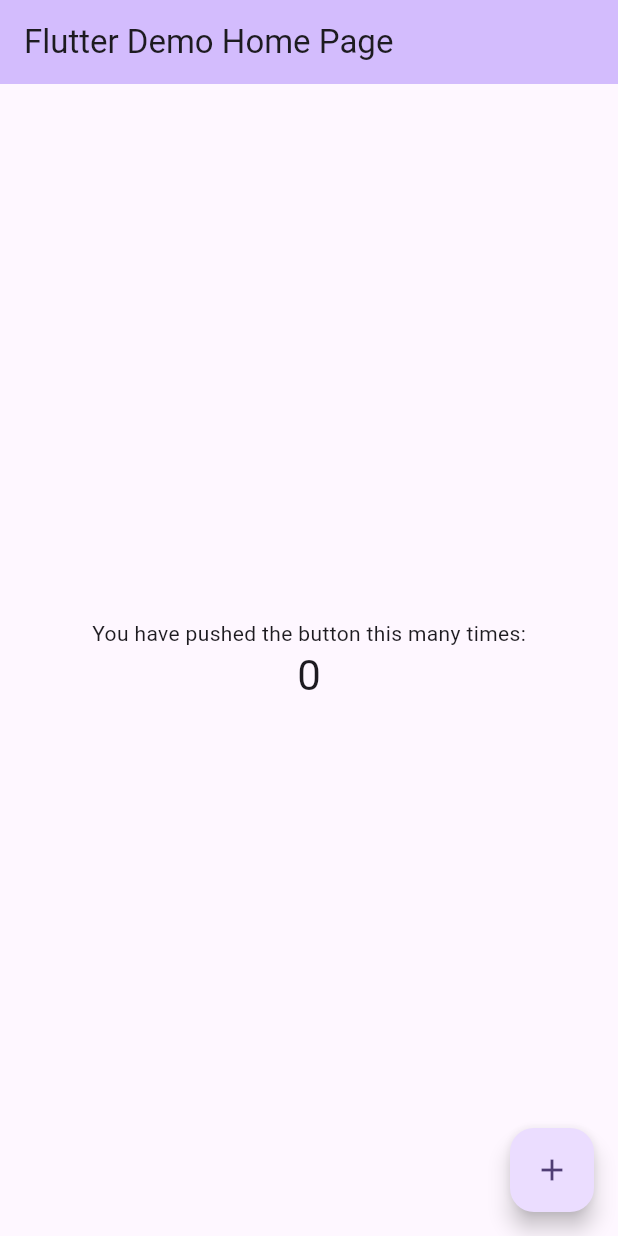
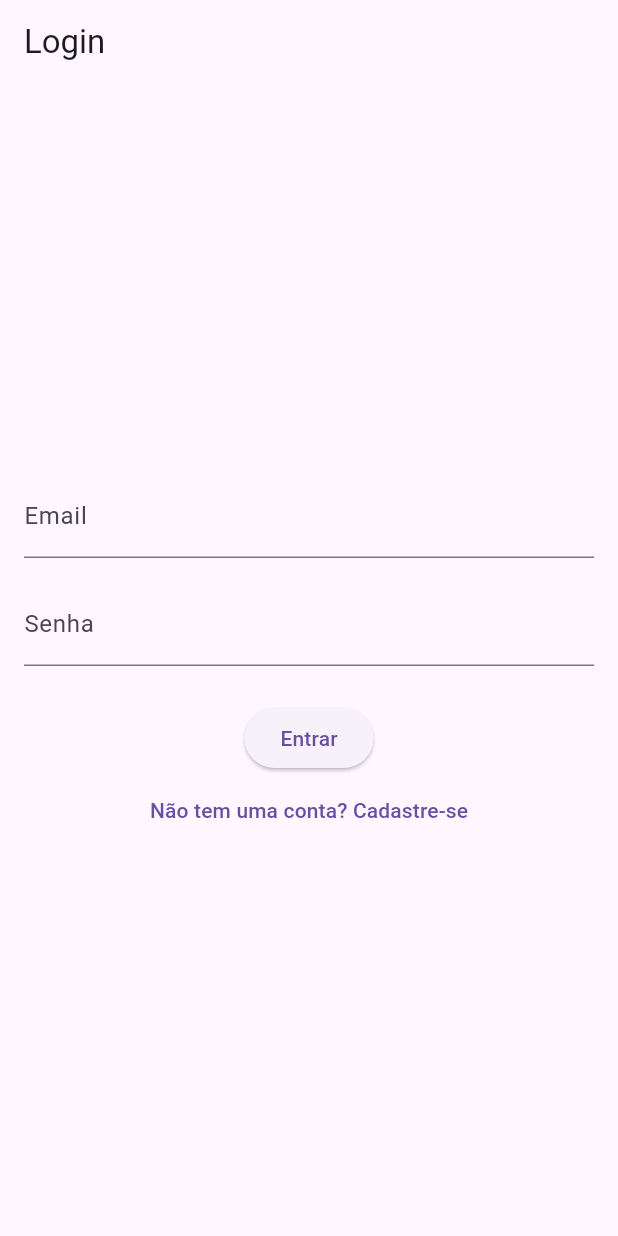
Before and after one commit to Rafaelopa/SaudeApp, a Flutter app: the screen it shows after launch, on a phone screen of 412 x 824 dp. Run offline on Flutter 3.47's test engine with Material 3 defaults, Android fonts, the phone set to English and light mode, and no system bars; our stand-ins replace firebase_auth, firebase_core, flutter_riverpod; accounts and stored records are empty.

```diff
--- a/lib/main.dart
+++ b/lib/main.dart
@@ -1,122 +1,31 @@
 import 'package:flutter/material.dart';
+import 'package:firebase_core/firebase_core.dart';
+import 'package:flutter_riverpod/flutter_riverpod.dart';
+import 'package:saude_app/firebase_options.dart'; // Will be generated by FlutterFire CLI
+import 'package:saude_app/src/features/authentication/presentation/screens/login_screen.dart'; // Placeholder
+// import 'package:saude_app/src/features/authentication/presentation/widgets/auth_gate.dart'; // Placeholder for later
 
-void main() {
-  runApp(const MyApp());
+Future<void> main() async {
+  WidgetsFlutterBinding.ensureInitialized();
+  await Firebase.initializeApp(
+    options: DefaultFirebaseOptions.currentPlatform, // Uses generated options
+  );
+  runApp(const ProviderScope(child: MyApp()));
 }
 
 class MyApp extends StatelessWidget {
   const MyApp({super.key});
 
-  // This widget is the root of your application.
   @override
   Widget build(BuildContext context) {
     return MaterialApp(
-      title: 'Flutter Demo',
+      title: 'Saúde App',
       theme: ThemeData(
-        // This is the theme of your application.
-        //
-        // TRY THIS: Try running your application with "flutter run". You'll see
-        // the application has a purple toolbar. Then, without quitting the app,
-        // try changing the seedColor in the colorScheme below to Colors.green
-        // and then invoke "hot reload" (save your changes or press the "hot
-        // reload" button in a Flutter-supported IDE, or press "r" if you used
-        // the command line to start the app).
-        //
-        // Notice that the counter didn't reset back to zero; the application
-        // state is not lost during the reload. To reset the state, use hot
-        // restart instead.
-        //
-        // This works for code too, not just values: Most code changes can be
-        // tested with just a hot reload.
-        colorScheme: ColorScheme.fromSeed(seedColor: Colors.deepPurple),
+        primarySwatch: Colors.blue,
+        visualDensity: VisualDensity.adaptivePlatformDensity,
       ),
-      home: const MyHomePage(title: 'Flutter Demo Home Page'),
+      // TODO: Replace with AuthGate once implemented
+      home: const LoginScreen(), // Initially show LoginScreen
     );
   }
 }
-
-class MyHomePage extends StatefulWidget {
-  const MyHomePage({super.key, required this.title});
-
-  // This widget is the home page of your application. It is stateful, meaning
-  // that it has a State object (defined below) that contains fields that affect
-  // how it looks.
-
-  // This class is the configuration for the state. It holds the values (in this
-  // case the title) provided by the parent (in this case the App widget) and
-  // used by the build method of the State. Fields in a Widget subclass are
-  // always marked "final".
-
-  final String title;
-
-  @override
-  State<MyHomePage> createState() => _MyHomePageState();
-}
-
-class _MyHomePageState extends State<MyHomePage> {
-  int _counter = 0;
-
-  void _incrementCounter() {
-    setState(() {
-      // This call to setState tells the Flutter framework that something has
-      // changed in this State, which causes it to rerun the build method below
-      // so that the display can reflect the updated values. If we changed
-      // _counter without calling setState(), then the build method would not be
-      // called again, and so nothing would appear to happen.
-      _counter++;
-    });
-  }
-
-  @override
-  Widget build(BuildContext context) {
-    // This method is rerun every time setState is called, for instance as done
-    // by the _incrementCounter method above.
-    //
-    // The Flutter framework has been optimized to make rerunning build methods
-    // fast, so that you can just rebuild anything that needs updating rather
-    // than having to individually change instances of widgets.
-    return Scaffold(
-      appBar: AppBar(
-        // TRY THIS: Try changing the color here to a specific color (to
-        // Colors.amber, perhaps?) and trigger a hot reload to see the AppBar
-        // change color while the other colors stay the same.
-        backgroundColor: Theme.of(context).colorScheme.inversePrimary,
-        // Here we take the value from the MyHomePage object that was created by
-        // the App.build method, and use it to set our appbar title.
-        title: Text(widget.title),
-      ),
-      body: Center(
-        // Center is a layout widget. It takes a single child and positions it
-        // in the middle of the parent.
-        child: Column(
-          // Column is also a layout widget. It takes a list of children and
-          // arranges them vertically. By default, it sizes itself to fit its
-          // children horizontally, and tries to be as tall as its parent.
-          //
-          // Column has various properties to control how it sizes itself and
-          // how it positions its children. Here we use mainAxisAlignment to
-          // center the children vertically; the main axis here is the vertical
-          // axis because Columns are vertical (the cross axis would be
-          // horizontal).
-          //
-          // TRY THIS: Invoke "debug painting" (choose the "Toggle Debug Paint"
-          // action in the IDE, or press "p" in the console), to see the
-          // wireframe for each widget.
-          mainAxisAlignment: MainAxisAlignment.center,
-          children: <Widget>[
-            const Text('You have pushed the button this many times:'),
-            Text(
-              '$_counter',
-              style: Theme.of(context).textTheme.headlineMedium,
-            ),
-          ],
-        ),
-      ),
-      floatingActionButton: FloatingActionButton(
-        onPressed: _incrementCounter,
-        tooltip: 'Increment',
-        child: const Icon(Icons.add),
-      ), // This trailing comma makes auto-formatting nicer for build methods.
-    );
-  }
-}
--- /dev/null
+++ b/lib/src/features/authentication/application/auth_service.dart
@@ -0,0 +1,25 @@
+// Application layer for authentication (e.g., AuthService)
+
+import 'package:saude_app/src/features/authentication/domain/auth_repository.dart';
+
+class AuthService {
+  final AuthRepository _authRepository;
+
+  AuthService(this._authRepository);
+
+  Stream<User?> get authStateChanges => _authRepository.authStateChanges;
+
+  Future<User?> signInWithEmailAndPassword(String email, String password) {
+    // Add any business logic, validation, or logging here before calling the repository
+    return _authRepository.signInWithEmailAndPassword(email, password);
+  }
+
+  Future<User?> createUserWithEmailAndPassword(String email, String password) {
+    // Add any business logic, validation, or logging here
+    return _authRepository.createUserWithEmailAndPassword(email, password);
+  }
+
+  Future<void> signOut() {
+    return _authRepository.signOut();
+  }
+}
--- /dev/null
+++ b/lib/src/features/authentication/domain/auth_repository.dart
@@ -0,0 +1,15 @@
+// Domain layer for authentication (e.g., User model, AuthRepository interface)
+
+class User {
+  final String uid;
+  final String? email;
+
+  User({required this.uid, this.email});
+}
+
+abstract class AuthRepository {
+  Future<User?> signInWithEmailAndPassword(String email, String password);
+  Future<User?> createUserWithEmailAndPassword(String email, String password);
+  Future<void> signOut();
+  Stream<User?> get authStateChanges;
+}
--- /dev/null
+++ b/lib/src/features/authentication/presentation/screens/login_screen.dart
@@ -0,0 +1,106 @@
+// Presentation layer - Login Screen
+
+import 'package:flutter/material.dart';
+// TODO: Import AuthService and a StateNotifier/Provider for state management
+
+class LoginScreen extends StatefulWidget {
+  const LoginScreen({super.key});
+
+  @override
+  State<LoginScreen> createState() => _LoginScreenState();
+}
+
+class _LoginScreenState extends State<LoginScreen> {
+  final _formKey = GlobalKey<FormState>();
+  final _emailController = TextEditingController();
+  final _passwordController = TextEditingController();
+  bool _isLoading = false;
+
+  // TODO: Get AuthService instance from a provider
+
+  Future<void> _login() async {
+    if (_formKey.currentState!.validate()) {
+      setState(() {
+        _isLoading = true;
+      });
+      try {
+        // TODO: Call authService.signInWithEmailAndPassword
+        // On success, navigation will be handled by AuthGate or similar
+        print("Login attempt with: ${_emailController.text}");
+      } catch (e) {
+        // TODO: Show error to user
+        print("Login error: $e");
+        ScaffoldMessenger.of(context).showSnackBar(
+          SnackBar(content: Text("Falha no login: ${e.toString()}")),
+        );
+      }
+      if (mounted) {
+        setState(() {
+          _isLoading = false;
+        });
+      }
+    }
+  }
+
+  @override
+  void dispose() {
+    _emailController.dispose();
+    _passwordController.dispose();
+    super.dispose();
+  }
+
+  @override
+  Widget build(BuildContext context) {
+    return Scaffold(
+      appBar: AppBar(title: const Text('Login')),
+      body: Padding(
+        padding: const EdgeInsets.all(16.0),
+        child: Form(
+          key: _formKey,
+          child: Column(
+            mainAxisAlignment: MainAxisAlignment.center,
+            children: <Widget>[
+              TextFormField(
+                controller: _emailController,
+                decoration: const InputDecoration(labelText: 'Email'),
+                keyboardType: TextInputType.emailAddress,
+                validator: (value) {
+                  if (value == null || value.isEmpty || !value.contains('@')) {
+                    return 'Por favor, insira um email válido.';
+                  }
+                  return null;
+                },
+              ),
+              const SizedBox(height: 16),
+              TextFormField(
+                controller: _passwordController,
+                decoration: const InputDecoration(labelText: 'Senha'),
+                obscureText: true,
+                validator: (value) {
+                  if (value == null || value.isEmpty) {
+                    return 'Por favor, insira sua senha.';
+                  }
+                  return null;
+                },
+              ),
+              const SizedBox(height: 24),
+              _isLoading
+                  ? const CircularProgressIndicator()
+                  : ElevatedButton(
+                      onPressed: _login,
+                      child: const Text('Entrar'),
+                    ),
+              TextButton(
+                onPressed: () {
+                  // TODO: Navigate to RegistrationScreen
+                  print("Navigate to registration screen");
+                },
+                child: const Text('Não tem uma conta? Cadastre-se'),
+              ),
+            ],
+          ),
+        ),
+      ),
+    );
+  }
+}
```
Also changed, not shown: lib/src/features/authentication/infrastructure/firebase_auth_repository.dart (added, +68 -0 lines), lib/src/features/authentication/presentation/screens/registration_screen.dart (added, +132 -0 lines), pubspec.yaml (+6 -68 lines), firebase.json (added), lib/firebase_options.dart (added), pubspec.lock, 6 other files.
